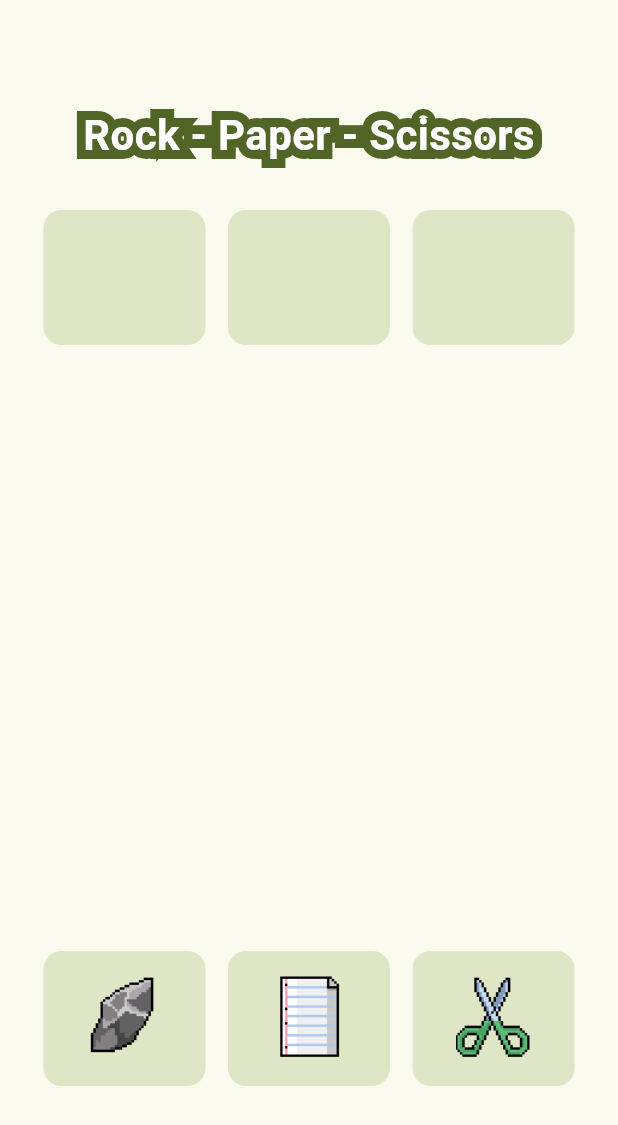
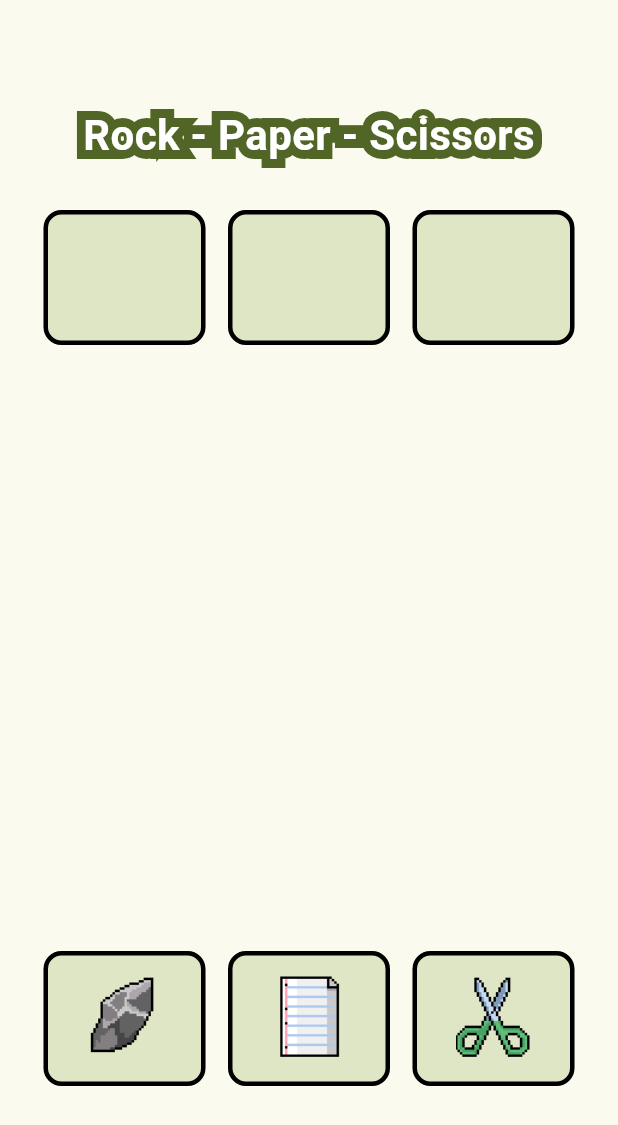
Before and after one commit to abdyevas/Flutter_Rock_Paper_Scissors, a Flutter app: the screen it shows after launch, on a phone screen of 412 x 824 dp. Shown: the top 1125 px of the screen. Run offline on Flutter 3.47's test engine with Material 3 defaults, Android fonts, the phone set to English and light mode, and no system bars; our stand-ins replace google_fonts.

Commit message:
add border to buttons

```diff
--- a/rock_paper_scissors/lib/styling/styled_button.dart
+++ b/rock_paper_scissors/lib/styling/styled_button.dart
@@ -2,7 +2,6 @@ import 'package:flutter/material.dart';
 
 class StyledButton extends StatelessWidget {
   const StyledButton({super.key});
-
 
   @override
   Widget build(BuildContext context) {
--- a/rock_paper_scissors/lib/widgets/button_element.dart
+++ b/rock_paper_scissors/lib/widgets/button_element.dart
@@ -13,6 +13,9 @@ class ButtonElement extends StatelessWidget {
           RoundedRectangleBorder(
             borderRadius: BorderRadius.circular(12.0),
           ),
+        ),
+        side: MaterialStateProperty.all<BorderSide>(
+          const BorderSide(width: 3.0),
         ),
       ),
       onPressed: element != null ? () {} : () {},
```
